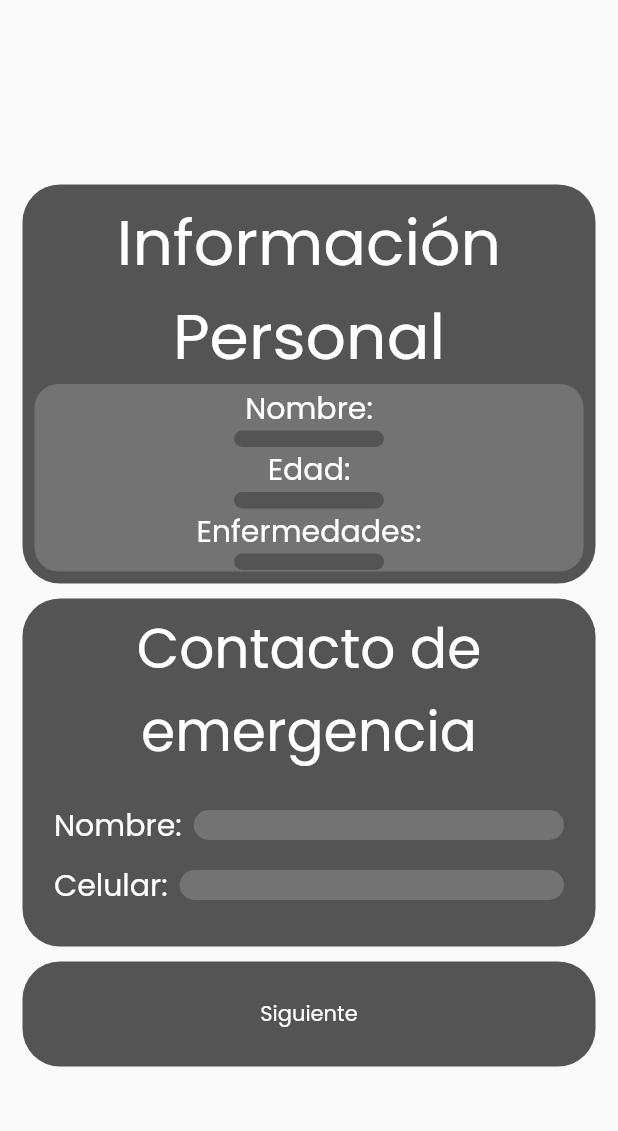
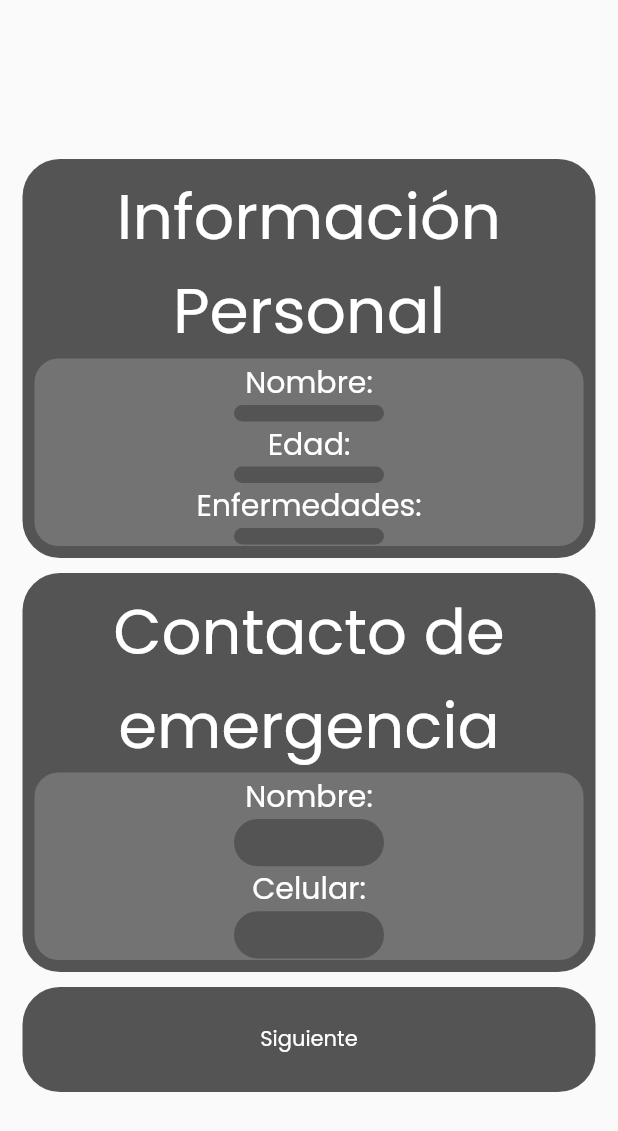
Before and after one commit to Alefig12/alarmed, a Flutter app: the RegistrationPage screen opened directly, on a phone screen of 412 x 824 dp. Shown: the top 1131 px of the screen. Run offline on Flutter 3.47's test engine with Material 2 defaults, Android fonts, the phone set to English and light mode, and no system bars; our stand-ins replace firebase_auth, firebase_core, flutter_local_notifications, font_awesome_flutter, get, numberpicker and 2 more; missing offline and left inert: flutter_shake_animated; accounts and stored records are empty.

Commit message:
changes registrationPage

```diff
--- a/lib/ui/app.dart
+++ b/lib/ui/app.dart
@@ -20,7 +20,7 @@ class MyApp extends StatelessWidget {
       debugShowCheckedModeBanner: false,
       title: 'Alarmed',
       theme: ThemeData(primarySwatch: Colors.blue, fontFamily: 'Poppins'),
-      home: LoginPage(),
+      home: RegistrationPage(),
     );
   }
 }
--- a/lib/ui/pages/Registration_page.dart
+++ b/lib/ui/pages/Registration_page.dart
@@ -101,60 +101,51 @@ class _RegistrationPageState extends State<RegistrationPage> {
                   )),
               SizedBox(height: 10),
               MainRoundedBox(
-                  padding: 6,
+                  padding: 8,
                   width: double.infinity,
-                  height: 220,
+                  height: 250,
                   color: Constant.mainCont,
                   child: Column(
+                    mainAxisAlignment: MainAxisAlignment.center,
                     children: [
                       Expanded(
                         child: FittedBox(
                           child: Text('Contacto de \nemergencia',
                               textAlign: TextAlign.center,
                               style: TextStyle(
-                                  fontSize: 40,
-                                  color: Constant.title,
-                                  height: 1.5)),
+                                  fontSize: 40, color: Constant.title)),
                         ),
                       ),
                       Expanded(
                         child: Container(
-                            padding: const EdgeInsets.all(15),
+                            padding: const EdgeInsets.all(1),
+                            width: double.infinity,
                             child: SizedBox(
-                                width: 350.0,
-                                height: 60.0,
+                                width: double.infinity,
                                 child: Column(children: [
-                                  Expanded(
-                                      child: Row(children: [
                                   Text('Nombre:',
                                       style: TextStyle(
-                                            color: Constant.title,
-                                            fontSize: 20)),
+                                          color: Constant.title, fontSize: 20)),
+                                  SizedBox(
+                                    width: 20,
+                                  ),
+                                  Expanded(
+                                    child: RoundTextInput(
+                                        color: Constant.mainCont),
+                                  ),
+                                  Text('Celular:',
+                                      style: TextStyle(
+                                          color: Constant.title, fontSize: 20)),
                                   SizedBox(
                                     width: 8,
                                   ),
                                   Expanded(
                                     child: RoundTextInput(
-                                          color: Constant.inCont),
+                                        color: Constant.mainCont),
                                   )
                                 ])),
-                                  Expanded(
-                                      child: Row(children: [
-                                    Text('Celular:',
-                                        style: TextStyle(
-                                            color: Constant.title,
-                                            fontSize: 20)),
-                                    SizedBox(
-                                      width: 8,
-                                    ),
-                                    Expanded(
-                                      child: RoundTextInput(
-                                          color: Constant.inCont),
-                                    )
-                                  ])),
-                                ])),
                             decoration: BoxDecoration(
-                              color: Constant.mainCont,
+                              color: Constant.inCont,
                               borderRadius: BorderRadius.circular(16),
                             )),
                       ),
```
Lines whose indentation alone changed are shown as unchanged.
